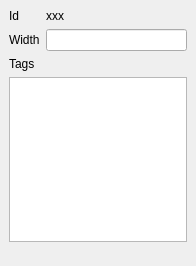
openstreetmap/svn-archive, file editors/merkaartor/WayProperties.ui: the form before one commit.
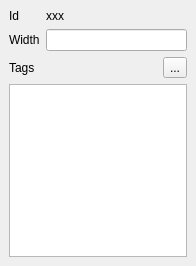
The form after the commit. Icons and pictures are not drawn.

Commit message: ADD : remove tag tool

What changed in the file:
```diff
--- a/editors/merkaartor/WayProperties.ui
+++ b/editors/merkaartor/WayProperties.ui
@@ -54,11 +54,44 @@
     </layout>
    </item>
    <item>
-    <widget class="QLabel" name="label_3" >
-     <property name="text" >
-      <string>Tags</string>
+    <layout class="QHBoxLayout" >
+     <property name="margin" >
+      <number>0</number>
      </property>
-    </widget>
+     <property name="spacing" >
+      <number>6</number>
+     </property>
+     <item>
+      <widget class="QLabel" name="label_3" >
+       <property name="text" >
+        <string>Tags</string>
+       </property>
+      </widget>
+     </item>
+     <item>
+      <spacer>
+       <property name="orientation" >
+        <enum>Qt::Horizontal</enum>
+       </property>
+       <property name="sizeHint" >
+        <size>
+         <width>40</width>
+         <height>20</height>
+        </size>
+       </property>
+      </spacer>
+     </item>
+     <item>
+      <widget class="QToolButton" name="RemoveTagButton" >
+       <property name="text" >
+        <string>...</string>
+       </property>
+       <property name="icon" >
+        <iconset>Icons/small-remove.xpm</iconset>
+       </property>
+      </widget>
+     </item>
+    </layout>
    </item>
    <item>
     <widget class="QTableView" name="TagView" />
@@ -70,8 +103,8 @@
      </property>
      <property name="sizeHint" >
       <size>
-       <width>20</width>
-       <height>41</height>
+       <width>178</width>
+       <height>16</height>
       </size>
      </property>
     </spacer>
```
Left out of the diff: 3 changed lines with no effect on the pictures. The commit also changes 6 other files.
